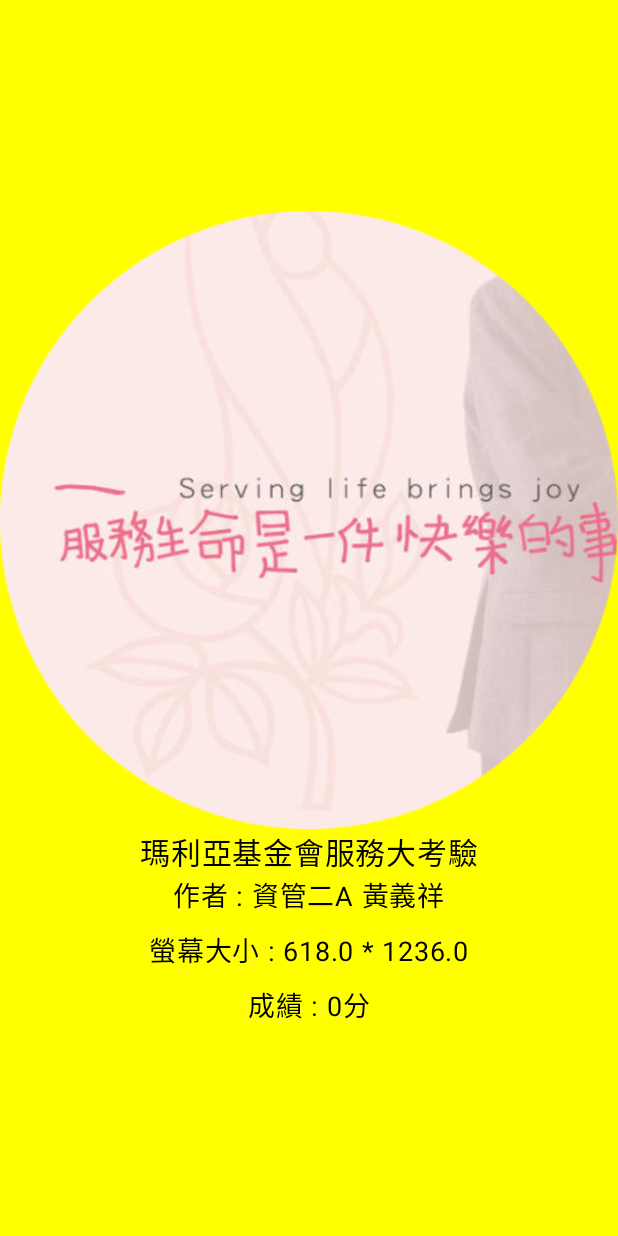
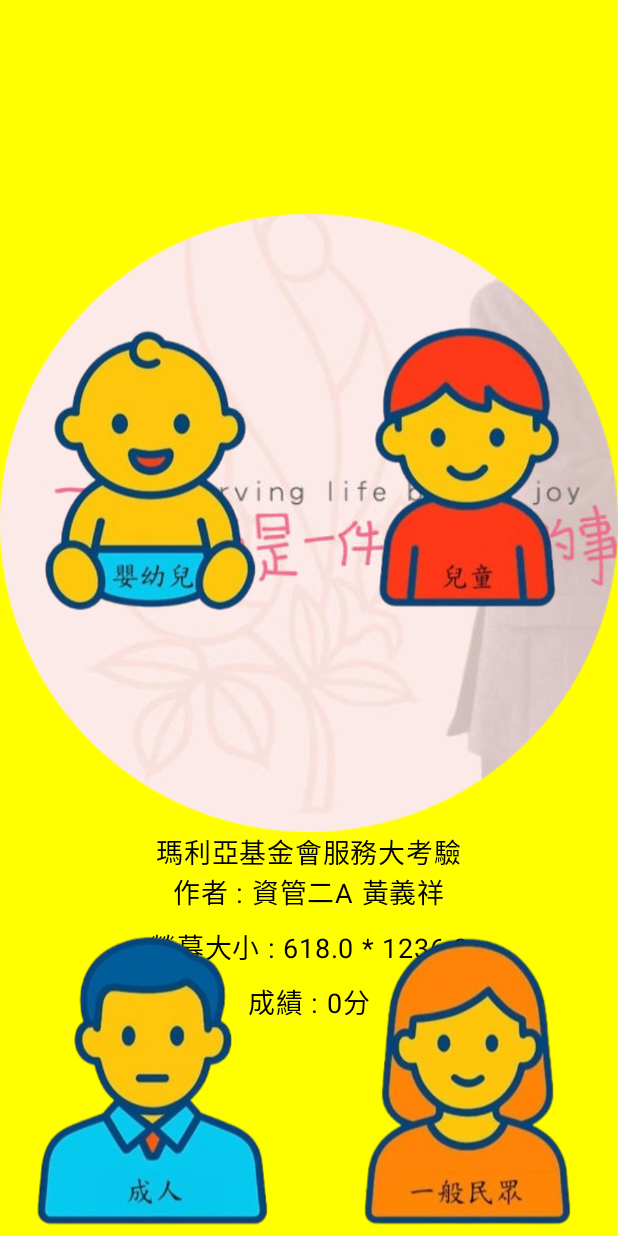
Before and after one commit to yixianghuang2005/S1132238, an Android app built with Jetpack Compose: the screen it shows after launch (MainActivity), on a phone screen of 412 x 824 dp. Run offline under Robolectric (Android 15) with nearby library versions, the phone set to English and light mode, and no system bars.

Commit message:
v3_黃義祥

```diff
--- a/app/src/main/java/tw/edu/pu/csim/tcyang/s1132238/ExamScreen.kt
+++ b/app/src/main/java/tw/edu/pu/csim/tcyang/s1132238/ExamScreen.kt
@@ -3,16 +3,20 @@ package tw.edu.pu.csim.tcyang.s1132238
 import androidx.compose.foundation.Image
 import androidx.compose.foundation.background
 import androidx.compose.foundation.layout.Arrangement
+import androidx.compose.foundation.layout.Box
 import androidx.compose.foundation.layout.Column
 import androidx.compose.foundation.layout.Spacer
 import androidx.compose.foundation.layout.fillMaxSize
+import androidx.compose.foundation.layout.fillMaxWidth
 import androidx.compose.foundation.layout.height
+import androidx.compose.foundation.layout.size
 import androidx.compose.material3.Text
 import androidx.compose.runtime.Composable
 import androidx.compose.ui.Alignment
 import androidx.compose.ui.Modifier
 import androidx.compose.ui.graphics.Color
 import androidx.compose.ui.platform.LocalContext
+import androidx.compose.ui.platform.LocalDensity
 import androidx.compose.ui.res.painterResource
 import androidx.compose.ui.text.font.FontWeight
 import androidx.compose.ui.unit.dp
@@ -27,6 +31,15 @@ fun ExamScreen(viewModel: ExamViewModel = viewModel()) {
     val width = displayMetrics.widthPixels.toFloat()
     val height = displayMetrics.heightPixels.toFloat()
 
+    val density = LocalDensity.current.density
+    val imageSizeDp = (300 / density).dp
+
+
+    Box(
+        modifier = Modifier
+            .fillMaxSize()
+            .background(Color.Yellow)
+    ) {
         Column(
             modifier = Modifier
                 .fillMaxSize()
@@ -43,7 +56,7 @@ fun ExamScreen(viewModel: ExamViewModel = viewModel()) {
 
             Text(
                 text = "瑪利亞基金會服務大考驗",
-            fontSize = 20.sp,
+                fontSize = 18.sp,
 
                 )
 
@@ -71,4 +84,60 @@ fun ExamScreen(viewModel: ExamViewModel = viewModel()) {
                 fontSize = 18.sp
             )
         }
+
+        Column(
+            modifier = Modifier.fillMaxSize()
+        ) {
+            // 上半部區域 (佔 50% 高度)
+            Box(
+                modifier = Modifier
+                    .fillMaxWidth()
+                    .weight(1f) // 分配權重 1
+            ) {
+                // role0 嬰兒：左下角 (螢幕中間左側)
+                Image(
+                    painter = painterResource(id = R.drawable.role0),
+                    contentDescription = "嬰兒",
+                    modifier = Modifier
+                        .size(imageSizeDp)
+                        .align(Alignment.BottomStart)
+                )
+                // role1 兒童：右下角 (螢幕中間右側)
+                Image(
+                    painter = painterResource(id = R.drawable.role1),
+                    contentDescription = "兒童",
+                    modifier = Modifier
+                        .size(imageSizeDp)
+                        .align(Alignment.BottomEnd)
+                )
             }
+
+            Box(
+                modifier = Modifier
+                    .fillMaxWidth()
+                    .weight(1f) // 分配權重 1
+            ) {
+                // role2 成人：左下角 (螢幕底部左側)
+                Image(
+                    painter = painterResource(id = R.drawable.role2),
+                    contentDescription = "成人",
+                    modifier = Modifier
+                        .size(imageSizeDp)
+                        .align(Alignment.BottomStart)
+                )
+                // role3 一般民眾：右下角 (螢幕底部右側)
+                Image(
+                    painter = painterResource(id = R.drawable.role3),
+                    contentDescription = "一般民眾",
+                    modifier = Modifier
+                        .size(imageSizeDp)
+                        .align(Alignment.BottomEnd)
+                )
+            }
+
+
+        }
+    }
+
+
+}
```
Lines whose indentation alone changed are shown as unchanged.
